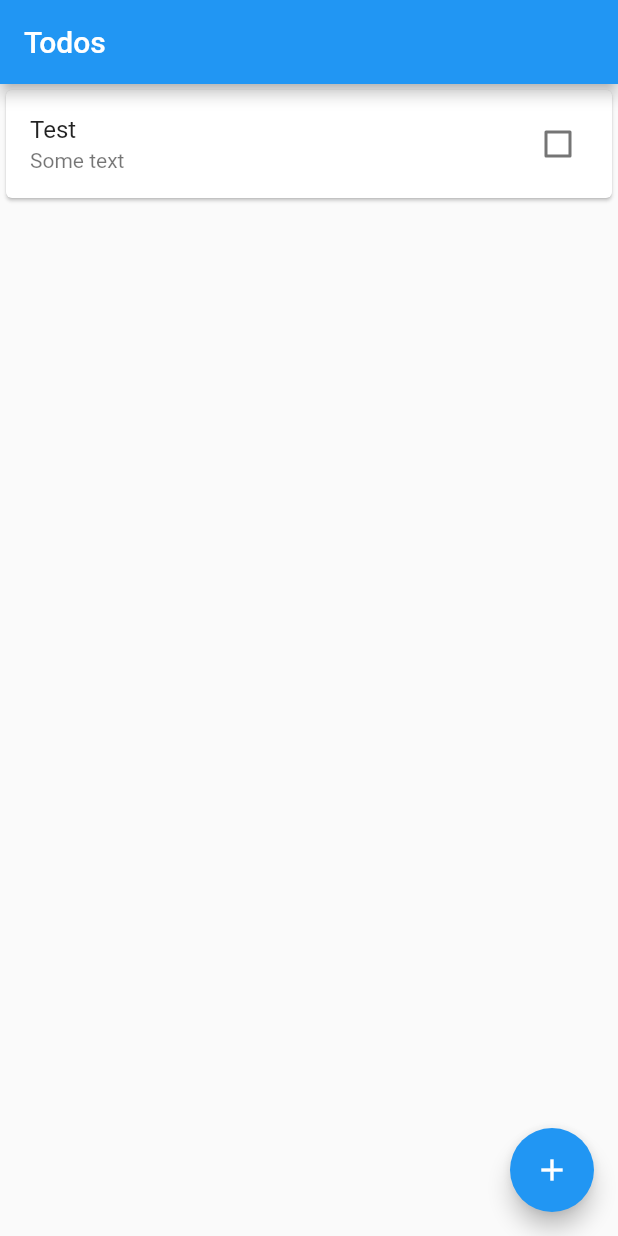
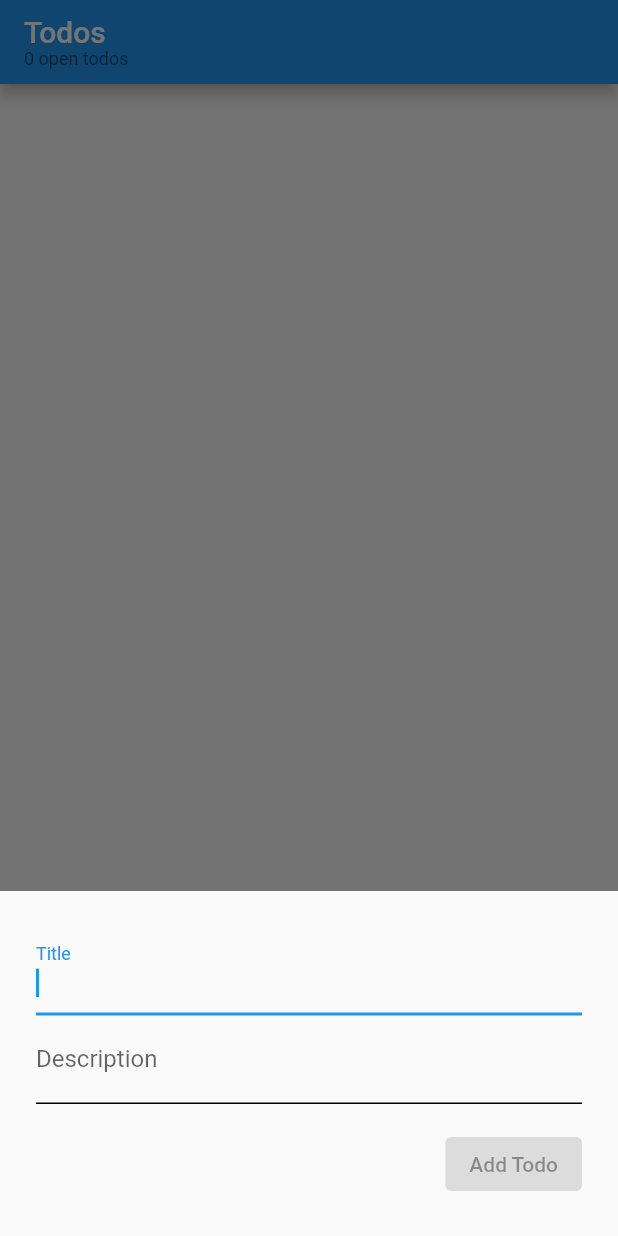
Before and after one commit to DISCOOS/todo-flutter-esdb-demo, a Flutter app: the screen it shows after launch, after a tap on the "add" icon, on a phone screen of 412 x 824 dp. Run offline on Flutter 3.47's test engine with Material 2 defaults, Android fonts, the phone set to English and light mode, and no system bars; drawn by our look-alikes of flutter_slidable.

Commit message:
Added input form, todo store and model

```diff
--- /dev/null
+++ b/lib/features/todo/data/models/todo_model.dart
@@ -0,0 +1,13 @@
+import 'package:json_annotation/json_annotation.dart';
+import 'package:todo_flutter_esdb_example/features/todo/domain/entities/todo.dart';
+
+part 'todo_model.g.dart';
+
+@JsonSerializable()
+class TodoModel extends Todo {
+  TodoModel(bool done, String title, String description) : super(done, title, description);
+
+  factory TodoModel.fromJson(Map<String, dynamic> json) => _$TodoModelFromJson(json);
+
+  Map<String, dynamic> toJson() => _$TodoModelToJson(this);
+}
--- /dev/null
+++ b/lib/features/todo/domain/entities/todo.dart
@@ -0,0 +1,6 @@
+class Todo {
+  const Todo(this.done, this.title, this.description);
+  final bool done;
+  final String title;
+  final String description;
+}
--- a/lib/features/todo/presentation/todo_provider.dart
+++ b/lib/features/todo/domain/repositories/todo_store.dart
@@ -1,10 +1,11 @@
-import 'package:flutter/foundation.dart';
-import 'package:todo_flutter_esdb_example/features/todo/domain/todo.dart';
+import 'package:todo_flutter_esdb_example/features/todo/domain/entities/todo.dart';
 
-class TodoProvider extends ChangeNotifier {
+class TodoStore {
   List<Todo> _todoList = [];
 
-  int get count => _todoList.length;
+  int get done => _todoList.where((t) => t.done).length;
+  int get open => _todoList.where((t) => !t.done).length;
+  int get total => _todoList.length;
 
   List<Todo> get todos {
     return [..._todoList];
@@ -12,15 +13,13 @@ class TodoProvider extends ChangeNotifier {
 
   set todos(List<Todo> newTodos) {
     _todoList = newTodos.toList();
-    notifyListeners();
   }
 
-  void addTodo(Todo newTodo) {
+  void add(Todo newTodo) {
     _todoList.add(newTodo);
-    notifyListeners();
   }
 
-  void completeTodo(int index) {
+  void complete(int index) {
     _todoList.replaceRange(index, index + 1, [
       Todo(
         !_todoList[index].done,
@@ -28,11 +27,9 @@ class TodoProvider extends ChangeNotifier {
         _todoList[index].description,
       )
     ]);
-    notifyListeners();
   }
 
-  void removeTodo(int index) {
+  void remove(int index) {
     _todoList.removeAt(index);
-    notifyListeners();
   }
 }
--- a/lib/features/todo/domain/todo.dart
+++ /dev/null
@@ -1,15 +0,0 @@
-import 'package:json_annotation/json_annotation.dart';
-
-part 'todo.g.dart';
-
-@JsonSerializable()
-class Todo {
-  const Todo(this.done, this.title, this.description);
-  final bool done;
-  final String title;
-  final String description;
-
-  factory Todo.fromJson(Map<String, dynamic> json) => _$TodoFromJson(json);
-
-  Map<String, dynamic> toJson() => _$TodoToJson(this);
-}
--- /dev/null
+++ b/lib/features/todo/presentation/providers/todo_provider.dart
@@ -0,0 +1,35 @@
+import 'package:flutter/foundation.dart';
+import 'package:todo_flutter_esdb_example/features/todo/domain/entities/todo.dart';
+import 'package:todo_flutter_esdb_example/features/todo/domain/repositories/todo_store.dart';
+
+class TodoProvider extends ChangeNotifier {
+  final TodoStore _store;
+
+  TodoProvider(this._store);
+
+  int get open => _store.open;
+  int get done => _store.done;
+  int get total => _store.total;
+
+  List<Todo> get todos => _store.todos;
+
+  set todos(List<Todo> newTodos) {
+    _store.todos = newTodos;
+    notifyListeners();
+  }
+
+  void addTodo(Todo newTodo) {
+    _store.add(newTodo);
+    notifyListeners();
+  }
+
+  void completeTodo(int index) {
+    _store.complete(index);
+    notifyListeners();
+  }
+
+  void removeTodo(int index) {
+    _store.remove(index);
+    notifyListeners();
+  }
+}
--- a/lib/main.dart
+++ b/lib/main.dart
@@ -1,9 +1,10 @@
 import 'package:flutter/material.dart';
 import 'package:provider/provider.dart';
-import 'package:todo_flutter_esdb_example/features/todo/presentation/todo_provider.dart';
+import 'package:todo_flutter_esdb_example/features/todo/domain/repositories/todo_store.dart';
+import 'package:todo_flutter_esdb_example/features/todo/presentation/providers/todo_provider.dart';
 import 'package:flutter_slidable/flutter_slidable.dart';
 
-import 'features/todo/domain/todo.dart';
+import 'features/todo/domain/entities/todo.dart';
 
 void main() {
   runApp(
@@ -11,7 +12,7 @@ void main() {
     /// can use [MyApp] while mocking the providers
     MultiProvider(
       providers: [
-        ChangeNotifierProvider(create: (_) => TodoProvider()),
+        ChangeNotifierProvider(create: (_) => TodoProvider(TodoStore())),
       ],
       child: MyApp(),
     ),
@@ -51,12 +52,11 @@ class TodoListPage extends StatefulWidget {
 }
 
 class _TodoListPageState extends State<TodoListPage> {
-  void _addTodo() {
-    context.read<TodoProvider>().addTodo(Todo(
-          false,
-          'Test',
-          'Some text',
-        ));
+  void _addTodo() async {
+    final todo = await _settingModalBottomSheet();
+    if (todo != null) {
+      context.read<TodoProvider>().addTodo(todo);
+    }
   }
 
   void _completeTodo(int index) {
@@ -92,7 +92,60 @@ class _TodoListPageState extends State<TodoListPage> {
               ],
             );
           },
-          itemCount: model.count,
+          itemCount: model.total,
+        );
+      },
+    );
+  }
+
+  Future<Todo?> _settingModalBottomSheet() {
+    String title = '';
+    String description = '';
+    return showModalBottomSheet<Todo?>(
+      context: context,
+      isScrollControlled: true,
+      builder: (BuildContext bc) {
+        return StatefulBuilder(
+          builder: (BuildContext context, StateSetter setState) => Padding(
+            padding: EdgeInsets.all(24.0),
+            child: Container(
+              padding: MediaQuery.of(bc).viewInsets,
+              child: Column(
+                mainAxisSize: MainAxisSize.min,
+                crossAxisAlignment: CrossAxisAlignment.end,
+                children: <Widget>[
+                  TextField(
+                    autofocus: true,
+                    enableSuggestions: true,
+                    enableInteractiveSelection: true,
+                    decoration: InputDecoration(
+                      label: Text('Title'),
+                      enabledBorder: UnderlineInputBorder(),
+                    ),
+                    onChanged: (value) => setState(() => title = value),
+                  ),
+                  TextField(
+                    enableSuggestions: true,
+                    enableInteractiveSelection: true,
+                    decoration: InputDecoration(
+                      label: Text('Description'),
+                      enabledBorder: UnderlineInputBorder(),
+                    ),
+                    onChanged: (value) => setState(() => description = value),
+                  ),
+                  Padding(
+                    padding: const EdgeInsets.only(top: 16.0),
+                    child: ElevatedButton(
+                      onPressed: title.isEmpty == true || description.isEmpty == true
+                          ? null
+                          : () => Navigator.pop(bc, Todo(false, title, description)),
+                      child: Text('Add Todo'),
+                    ),
+                  ),
+                ],
+              ),
+            ),
+          ),
         );
       },
     );
@@ -110,7 +163,17 @@ class _TodoListPageState extends State<TodoListPage> {
       appBar: AppBar(
         // Here we take the value from the MyHomePage object that was created by
         // the App.build method, and use it to set our appbar title.
-        title: Text(widget.title),
+        title: Column(crossAxisAlignment: CrossAxisAlignment.start, children: [
+          Text(widget.title),
+          Consumer<TodoProvider>(
+            builder: (__, model, _) {
+              return Text(
+                '${model.open} open todos',
+                style: Theme.of(context).textTheme.caption,
+              );
+            },
+          ),
+        ]),
       ),
       body: _buildListView(),
       floatingActionButton: FloatingActionButton(
```
Also changed, not shown: lib/features/todo/data/models/todo_model.g.dart.
